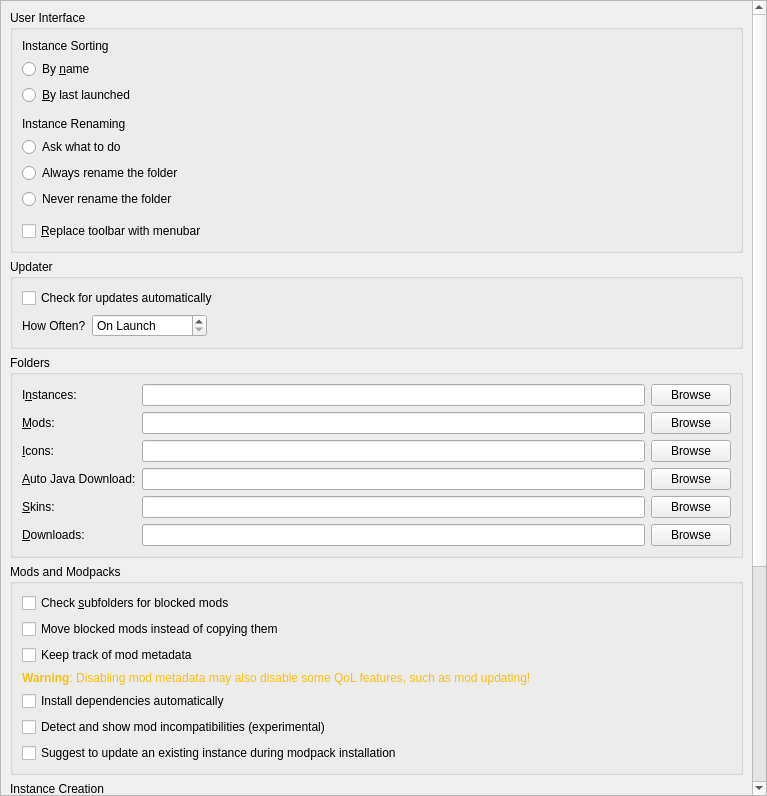
This is launcher/ui/pages/global/LauncherPage.ui in awakenginexe/Awake-Launcher as Qt 5 draws it before an edit. The edited form follows.
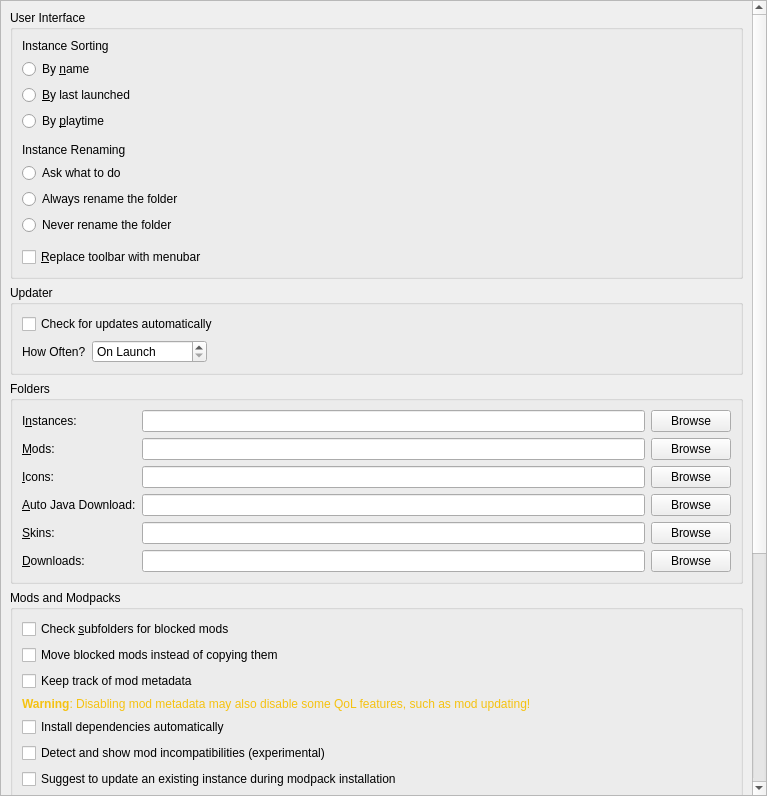
This is the edited form.

Commit message: Added the option to sort instances by total playtime (#5701)

```diff
--- a/launcher/ui/pages/global/LauncherPage.ui
+++ b/launcher/ui/pages/global/LauncherPage.ui
@@ -83,6 +83,16 @@
             </attribute>
            </widget>
           </item>
+          <item>
+           <widget class="QRadioButton" name="sortByPlaytimeBtn">
+            <property name="text">
+             <string>By &amp;playtime</string>
+            </property>
+            <attribute name="buttonGroup">
+             <string notr="true">sortingModeGroup</string>
+            </attribute>
+           </widget>
+          </item>
           <item>
            <spacer name="verticalSpacer">
             <property name="orientation">
```
Left out of the diff: 1 changed line with no effect on the pictures. The commit also changes 2 other files.
